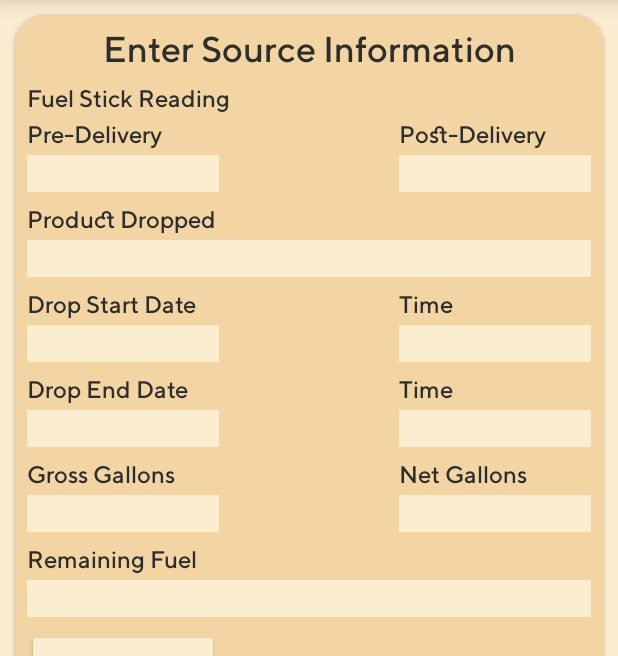
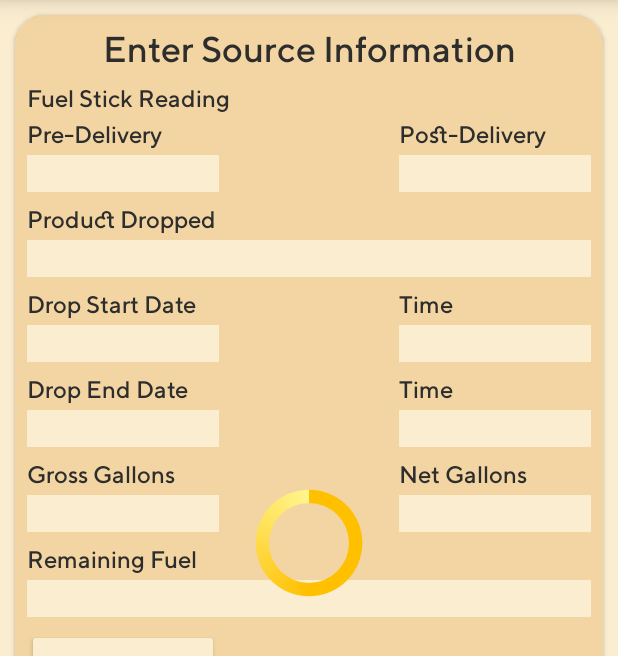
Before and after one commit to Vdhakal/git-set-code, an Android app: the screen it shows after launch (LandingActivity), item 3 of the bottom bar chosen, on a phone screen of 412 x 824 dp, the part 75-731 px from its top. Run offline under Robolectric (Android 15) with nearby library versions, the phone set to English and light mode, and no system bars; our stand-ins replace Volley, navigation-ui; libraries missing offline, so code that uses them is left out: com.github.gcacace.signaturepad, com.here.sdk; plain views replace SignaturePad; network calls fail; 4 statements that could not run were skipped.

Commit message:
Progress Indicator

```diff
--- /dev/null
+++ b/app/src/main/res/drawable/white_circle.xml
@@ -0,0 +1,20 @@
+<?xml version="1.0" encoding="utf-8"?>
+<rotate xmlns:android="http://schemas.android.com/apk/res/android"
+    android:fromDegrees="-90"
+    android:pivotX="50%"
+    android:pivotY="50%"
+    android:toDegrees="270">
+
+    <shape
+        android:shape="ring"
+        android:useLevel="false">
+        <gradient
+            android:centerColor="#ffc000"
+            android:centerY="0.5"
+            android:endColor="#fff68f"
+            android:startColor="#ffc000"
+            android:type="sweep"
+            android:useLevel="false"/>
+
+    </shape>
+</rotate>
--- a/app/src/main/res/layout/activity_landing.xml
+++ b/app/src/main/res/layout/activity_landing.xml
@@ -66,6 +66,20 @@
             android:layout_height="match_parent" />
     </LinearLayout>
 
+    <RelativeLayout
+        android:layout_width="wrap_content"
+        android:layout_height="wrap_content"
+        android:padding="20dp">
+
+        <ProgressBar
+            android:layout_width="80dp"
+            android:layout_height="80dp"
+            android:layout_centerInParent="true"
+            android:indeterminateDrawable="@drawable/white_circle"
+            android:layout_marginBottom="12dp"
+            android:elevation="10dp"/>
+    </RelativeLayout>
+
     <com.google.android.material.navigation.NavigationView
         android:id="@+id/nav_view"
         android:layout_width="wrap_content"
```
